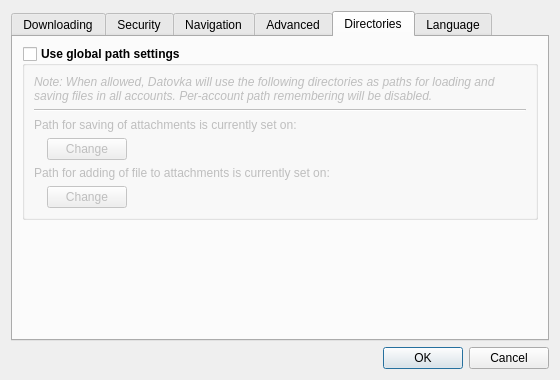
Qt form src/gui/ui/dlg_preferences.ui (psakar/datovka) before a commit.
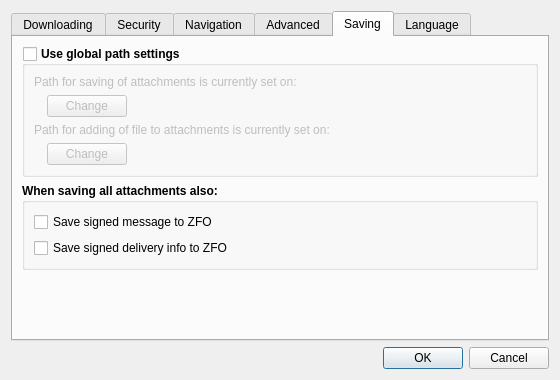
The same form after that commit. The open tabs and pages were chosen to show the change. Icons and pictures are not drawn.

Commit message: Added optional download delivery info together with all attachments (issue #136)

The edit to the form file:
```diff
--- a/src/gui/ui/dlg_preferences.ui
+++ b/src/gui/ui/dlg_preferences.ui
@@ -663,7 +663,7 @@
      </widget>
      <widget class="QWidget" name="tab_5_directories">
       <attribute name="title">
-       <string>Directories</string>
+       <string>Saving</string>
       </attribute>
       <layout class="QVBoxLayout" name="verticalLayout_13">
        <item>
@@ -687,33 +687,6 @@
           <bool>false</bool>
          </property>
          <layout class="QVBoxLayout" name="verticalLayout_14">
-          <item>
-           <widget class="QLabel" name="label_3">
-            <property name="font">
-             <font>
-              <weight>50</weight>
-              <italic>true</italic>
-              <bold>false</bold>
-             </font>
-            </property>
-            <property name="text">
-             <string>Note: When allowed, Datovka will use the following directories as paths for loading and saving files in all accounts. Per-account path remembering will be disabled.</string>
-            </property>
-            <property name="wordWrap">
-             <bool>true</bool>
-            </property>
-           </widget>
-          </item>
-          <item>
-           <widget class="Line" name="line_2">
-            <property name="enabled">
-             <bool>false</bool>
-            </property>
-            <property name="orientation">
-             <enum>Qt::Horizontal</enum>
-            </property>
-           </widget>
-          </item>
           <item>
            <widget class="QLabel" name="savePathLabel">
             <property name="font">
@@ -831,6 +804,50 @@
          </layout>
         </widget>
        </item>
+       <item>
+        <widget class="QGroupBox" name="groupBox_8">
+         <property name="font">
+          <font>
+           <weight>75</weight>
+           <bold>true</bold>
+          </font>
+         </property>
+         <property name="toolTip">
+          <string>These actions will be performed when saving all message attachments.</string>
+         </property>
+         <property name="title">
+          <string>When saving all attachments also:</string>
+         </property>
+         <layout class="QVBoxLayout" name="verticalLayout_16">
+          <item>
+           <widget class="QCheckBox" name="all_attachments_save_zfo_msg">
+            <property name="font">
+             <font>
+              <weight>50</weight>
+              <bold>false</bold>
+             </font>
+            </property>
+            <property name="text">
+             <string>Save signed message to ZFO</string>
+            </property>
+           </widget>
+          </item>
+          <item>
+           <widget class="QCheckBox" name="all_attachments_save_zfo_delinfo">
+            <property name="font">
+             <font>
+              <weight>50</weight>
+              <bold>false</bold>
+             </font>
+            </property>
+            <property name="text">
+             <string>Save signed delivery info to ZFO</string>
+            </property>
+           </widget>
+          </item>
+         </layout>
+        </widget>
+       </item>
        <item>
         <spacer name="verticalSpacer_3">
          <property name="orientation">
```
Left out of the diff: 5 changed lines with no effect on the pictures. The commit also changes 5 other files.
